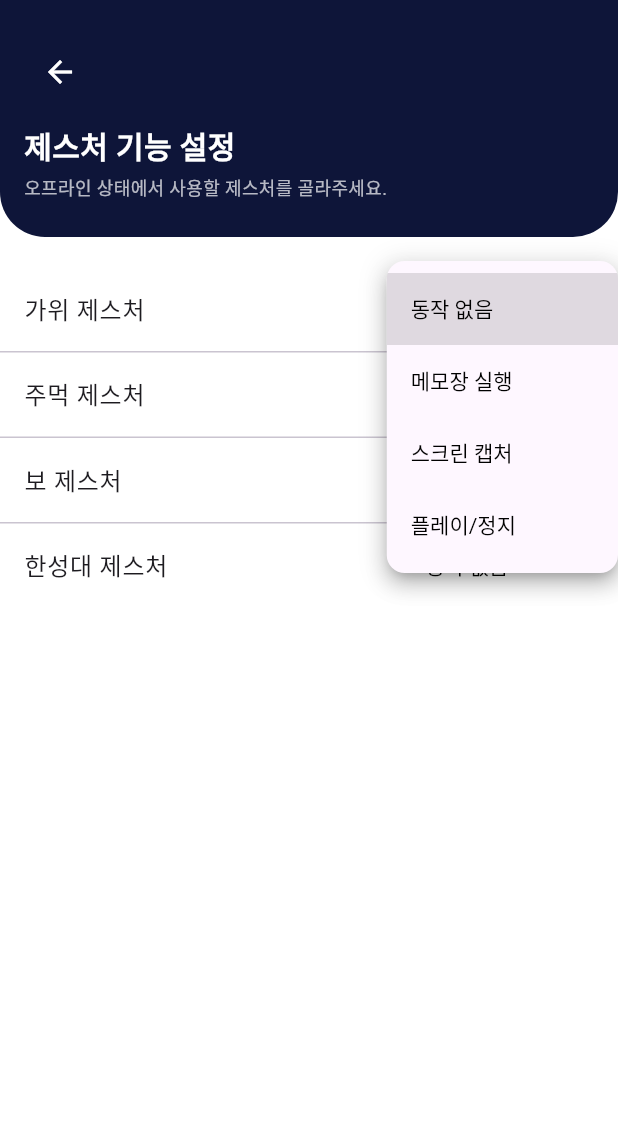
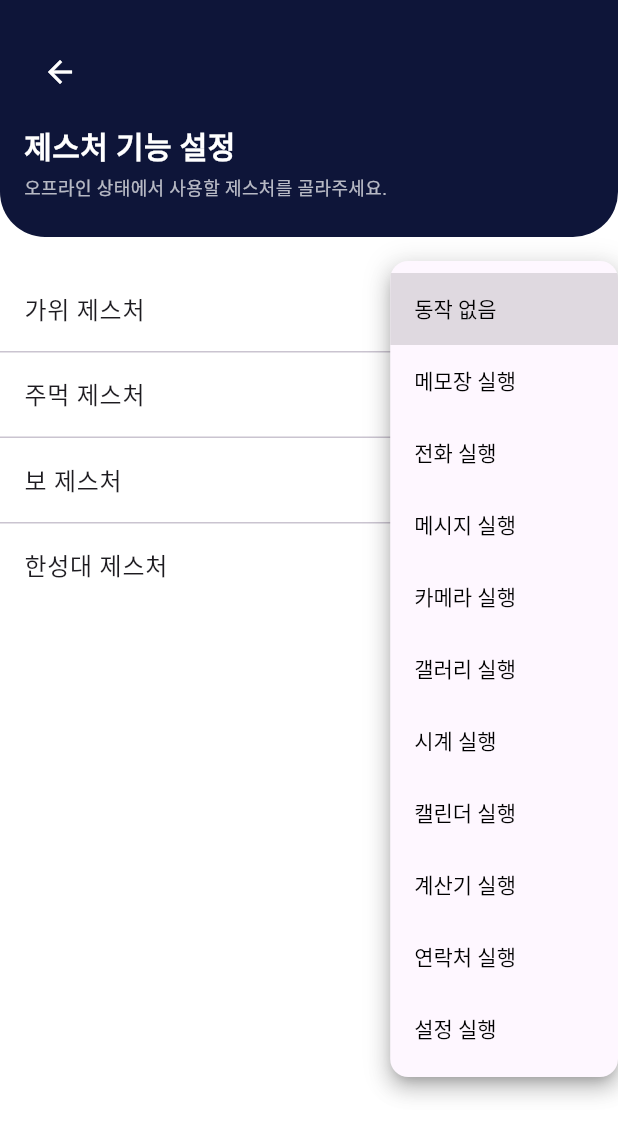
Before and after one commit to sangwoo4/ghostouch, a Flutter app: the GestureSettingsPage screen opened directly, after a tap on "동작 없음", on a phone screen of 412 x 824 dp. Shown: the top 1137 px of the screen. Run offline on Flutter 3.47's test engine with Material 3 defaults, Android fonts, the phone set to English and light mode, and no system bars.

Commit message:
feat(gesture-ui): add multiple new actions to dropdown and implement native execution logic

```diff
--- a/mobile/lib/pages/GestureSettingsPage.dart
+++ b/mobile/lib/pages/GestureSettingsPage.dart
@@ -107,8 +107,15 @@ class _GestureActionDropdownState extends State<GestureActionDropdown> {
   final Map<String, String> options = {
     'none': '동작 없음',
     'action_open_memo': '메모장 실행',
-    'action_capture': '스크린 캡처',
-    'action_play_pause': '플레이/정지',
+    'action_open_dialer': '전화 실행',
+    'action_open_messages': '메시지 실행',
+    'action_open_camera': '카메라 실행',
+    'action_open_gallery': '갤러리 실행',
+    'action_open_clock': '시계 실행',
+    'action_open_calendar': '캘린더 실행',
+    'action_open_calculator': '계산기 실행',
+    'action_open_contacts': '연락처 실행',
+    'action_open_settings': '설정 실행',
   };
 
   // SharedPreferences에서 초기값 로드
```
Also changed, not shown: 2 other files.
